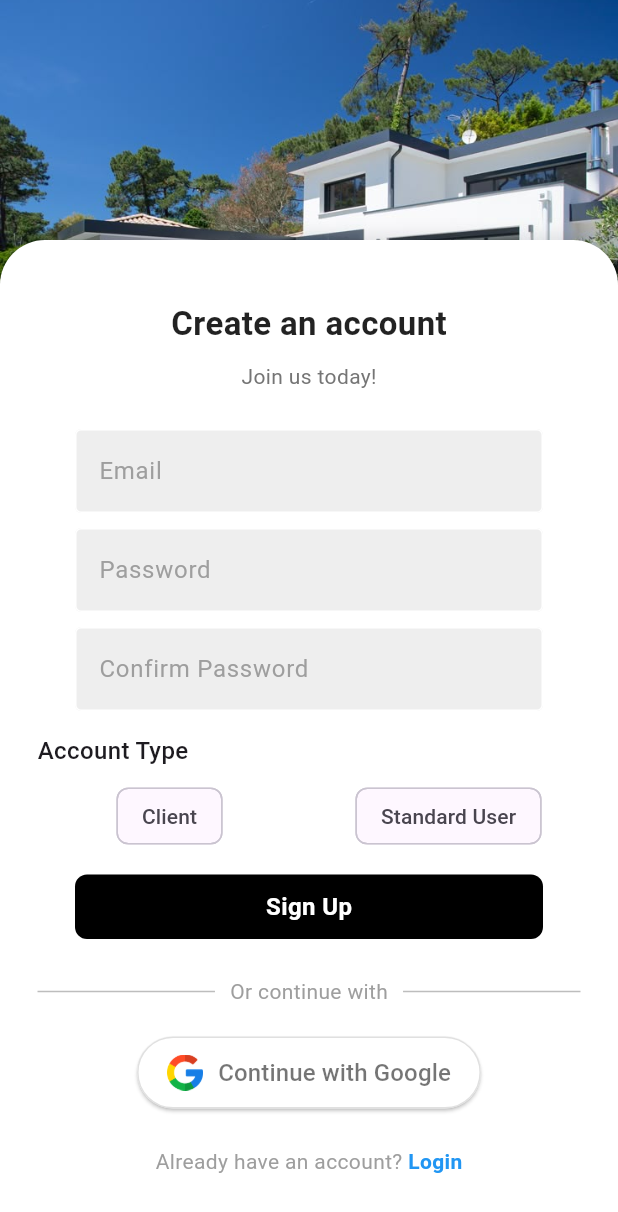
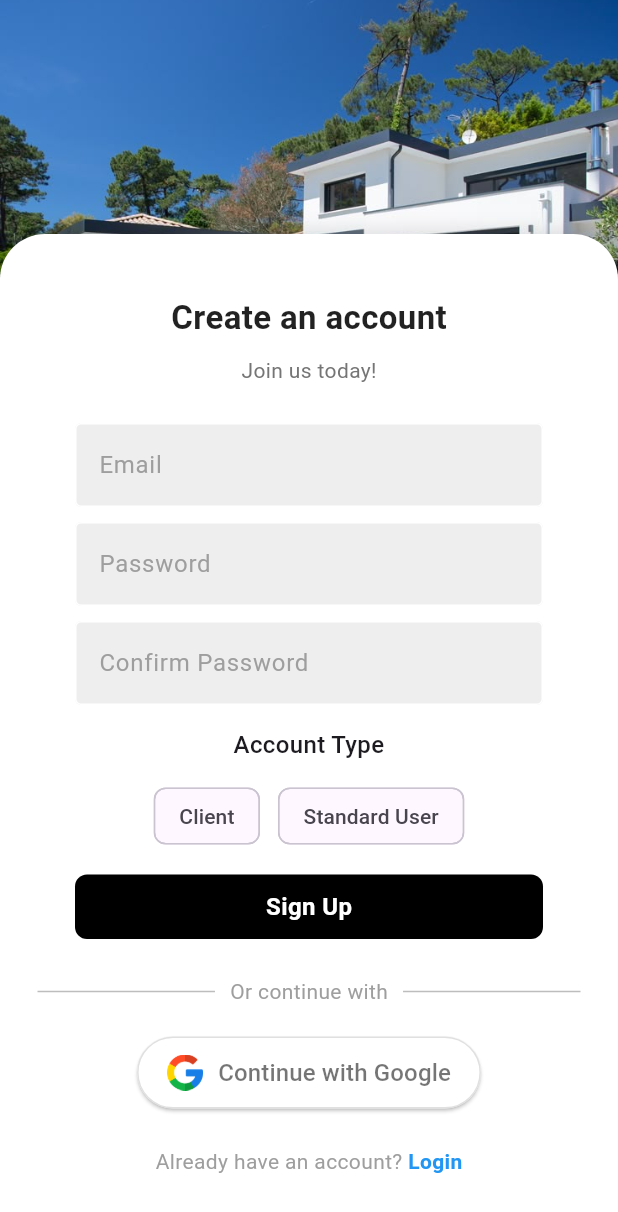
Before and after one commit to Jeffrubensky/Home_Finder, a Flutter app: the RegisterPage screen opened directly, on a phone screen of 412 x 824 dp. Shown: the top 1212 px of the screen. Run offline on Flutter 3.47's test engine with Material 3 defaults, Android fonts, the phone set to English and light mode, and no system bars; our stand-ins replace firebase_auth, firebase_core, flutter_image_compress, google_sign_in, image_picker, shared_preferences and 1 more; accounts and stored records are empty.

Commit message:
Mise à jour complète du projet

```diff
--- a/lib/register.dart
+++ b/lib/register.dart
@@ -233,38 +233,37 @@ class _RegisterPageState extends State<RegisterPage> {
                     // Sélection du type de compte
                     const SizedBox(height: 15),
                     Column(
-                      crossAxisAlignment: CrossAxisAlignment.start,
+                          crossAxisAlignment: CrossAxisAlignment.center,
                           children: [
                             const Text(
                               "Account Type",
                               style: TextStyle(fontSize: 16, fontWeight: FontWeight.w500),
+                              textAlign: TextAlign.center,
                             ),
-                        const SizedBox(height: 8),
-                        Row(
+                            const SizedBox(height: 12),
+                            Wrap(
+                              alignment: WrapAlignment.center,
+                              spacing: 12,
                               children: [
-                            Expanded(
-                              child: ChoiceChip(
+                                ChoiceChip(
                                   label: const Text('Client'),
                                   selected: _selectedUserType == 'client',
                                   onSelected: (selected) {
                                     setState(() => _selectedUserType = selected ? 'client' : null);
                                   },
                                 ),
-                            ),
-                            const SizedBox(width: 10),
-                            Expanded(
-                              child: ChoiceChip(
+                                ChoiceChip(
                                   label: const Text('Standard User'),
                                   selected: _selectedUserType == 'standard',
                                   onSelected: (selected) {
                                     setState(() => _selectedUserType = selected ? 'standard' : null);
                                   },
                                 ),
-                            ),
                               ],
                             ),
                           ],
                         ),
+
 
                     const SizedBox(height: 15),
                     MyButton(
```
Lines whose indentation alone changed are shown as unchanged.
